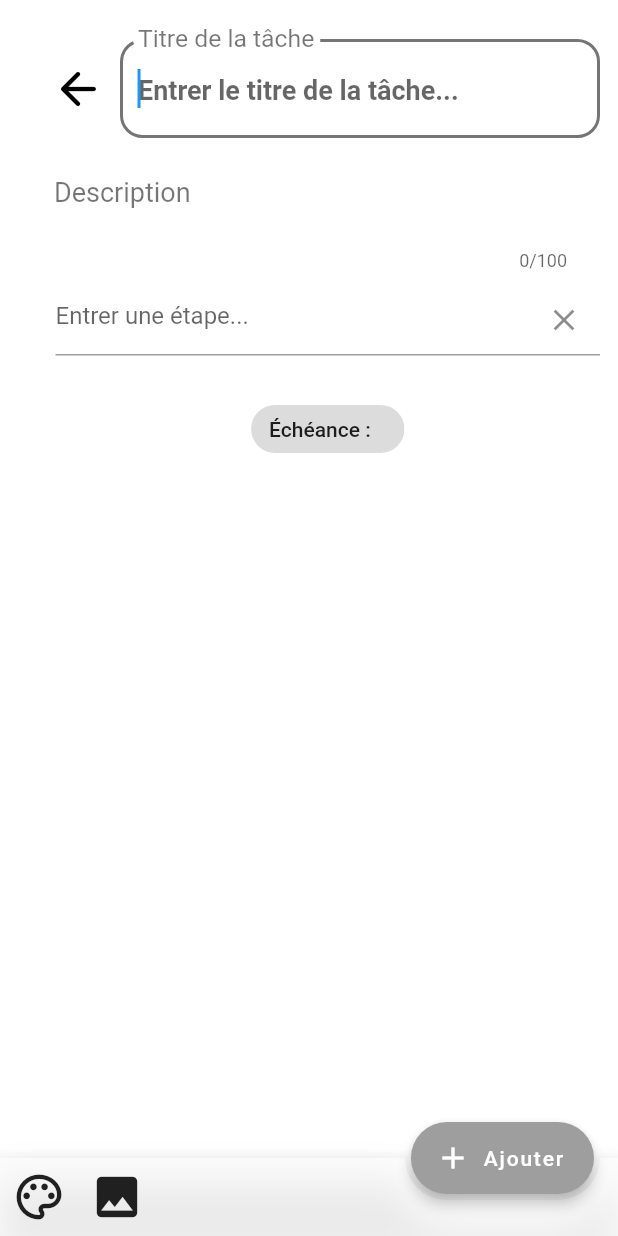
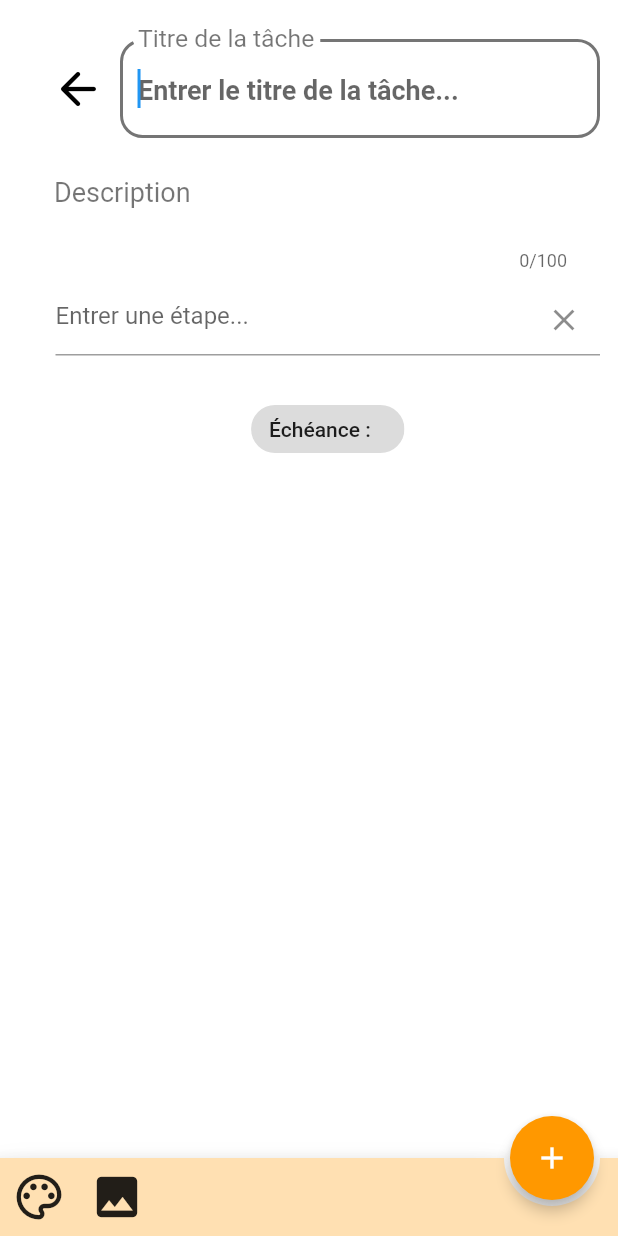
Before and after one commit to arturribeiro10/projetflutter_nam, a Flutter app: the NewTaskPage screen opened directly, on a phone screen of 412 x 824 dp. Run offline on Flutter 3.47's test engine with Material 2 defaults, Android fonts, the phone set to English and light mode, and no system bars; our stand-ins replace cloud_firestore, firebase_core, flutter_colorpicker, image_picker; accounts and stored records are empty.

Commit message:
Modification du bouton update dans taskpage Modification du bouton create dans newtaskpage

```diff
--- a/lib/screens/newtaskpage.dart
+++ b/lib/screens/newtaskpage.dart
@@ -1,4 +1,5 @@
 import 'dart:convert';
+
 import 'dart:typed_data';
 
 import 'package:cloud_firestore/cloud_firestore.dart';
@@ -351,11 +352,10 @@ class _NewTaskPageState extends State<NewTaskPage> {
             ]),
           ),
         ),
-        floatingActionButton: FloatingActionButton.extended(
+        floatingActionButton: FloatingActionButton(
             elevation: 4.0,
-            icon: const Icon(Icons.add),
-            label: const Text("Ajouter"),
-            backgroundColor: Colors.grey,
+            child: const Icon(Icons.add),
+            backgroundColor: primaryColor,
             onPressed: () {
               final task = NewTaskPage(
                 title: controllerTitle.text,
@@ -372,7 +372,7 @@ class _NewTaskPageState extends State<NewTaskPage> {
             }),
         floatingActionButtonLocation: FloatingActionButtonLocation.endDocked,
         bottomNavigationBar: BottomAppBar(
-          color: Colors.white70,
+          color: secondaryColor,
           child: Row(mainAxisSize: MainAxisSize.max, children: <Widget>[
             IconButton(
               iconSize: 36.0,
```
Also changed, not shown: lib/screens/taskpage.dart (+4 -5 lines).
